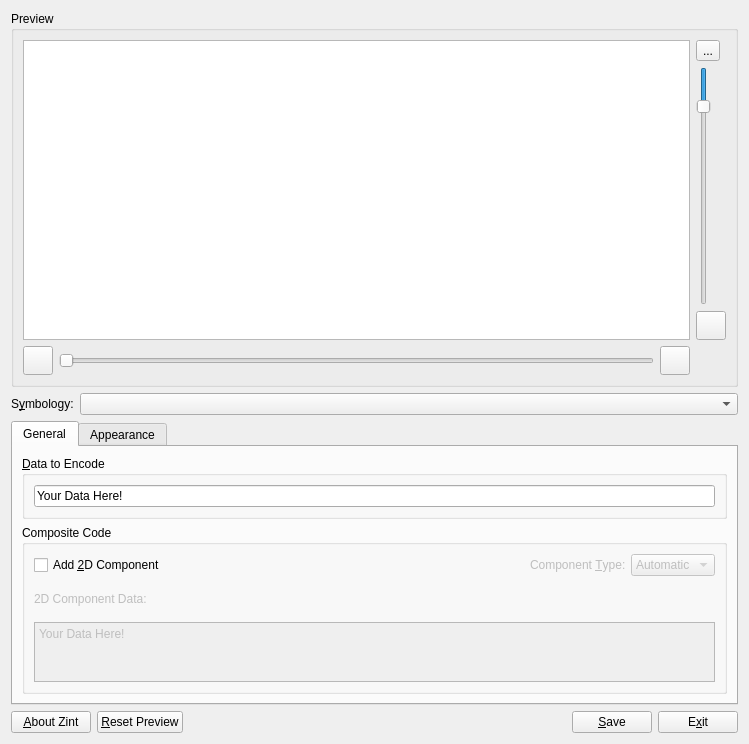
The window that frontend_qt4/mainWindow.ui (zint/zint-gpl-only) describes before a commit, drawn with Qt 5.
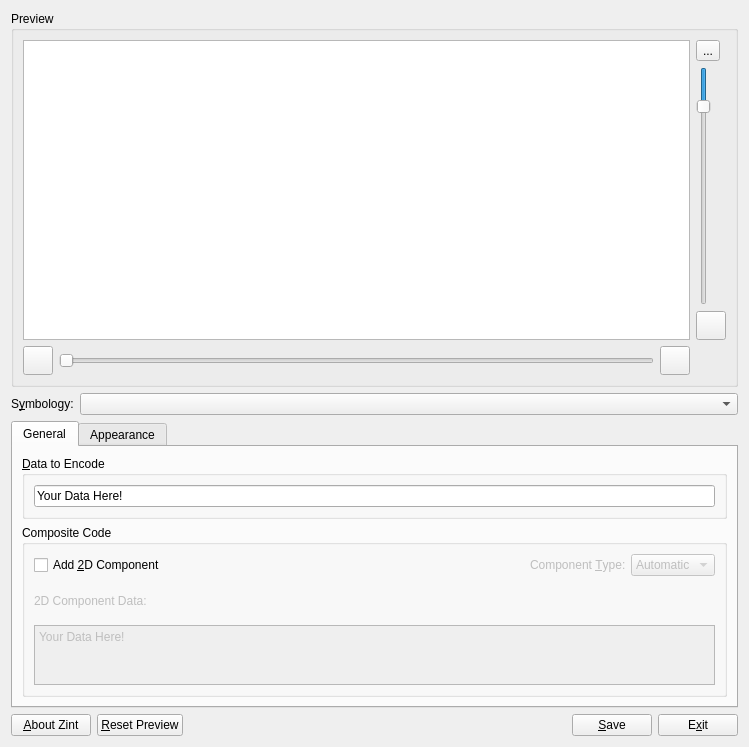
The same window after the commit. Icons and pictures are not drawn.

Diff of the .ui file:
```diff
--- a/frontend_qt4/mainWindow.ui
+++ b/frontend_qt4/mainWindow.ui
@@ -6,7 +6,7 @@
     <x>0</x>
     <y>0</y>
     <width>749</width>
-    <height>744</height>
+    <height>747</height>
    </rect>
   </property>
   <property name="maximumSize" >
@@ -18,6 +18,13 @@
   <property name="windowTitle" >
    <string>Zint Barcode Studio</string>
   </property>
+  <property name="windowIcon" >
+   <iconset resource="resources.qrc" >
+    <normaloff>:/zico.png</normaloff>:/zico.png</iconset>
+  </property>
+  <property name="styleSheet" >
+   <string notr="true" >background-image: url(:/blueback.png);</string>
+  </property>
   <layout class="QVBoxLayout" name="verticalLayout_5" >
    <item>
     <widget class="QGroupBox" name="groupPreview" >
@@ -191,6 +198,12 @@
        <height>350</height>
       </size>
      </property>
+     <property name="autoFillBackground" >
+      <bool>false</bool>
+     </property>
+     <property name="styleSheet" >
+      <string notr="true" />
+     </property>
      <property name="currentIndex" >
       <number>0</number>
      </property>
```
Left out of the diff: 6 changed lines with no effect on the pictures.
